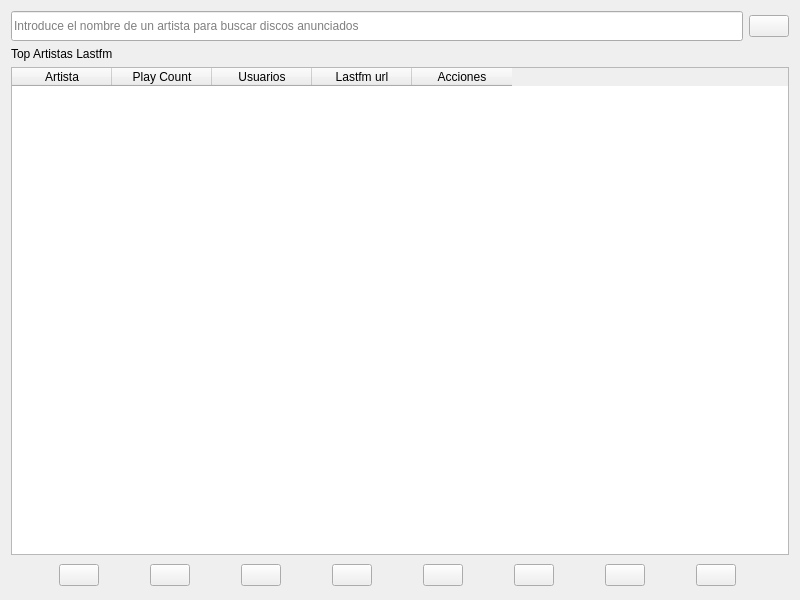
The window that ui/muspy_releases_module.ui (volteret4/mfuz) describes before a commit, drawn with Qt 5.
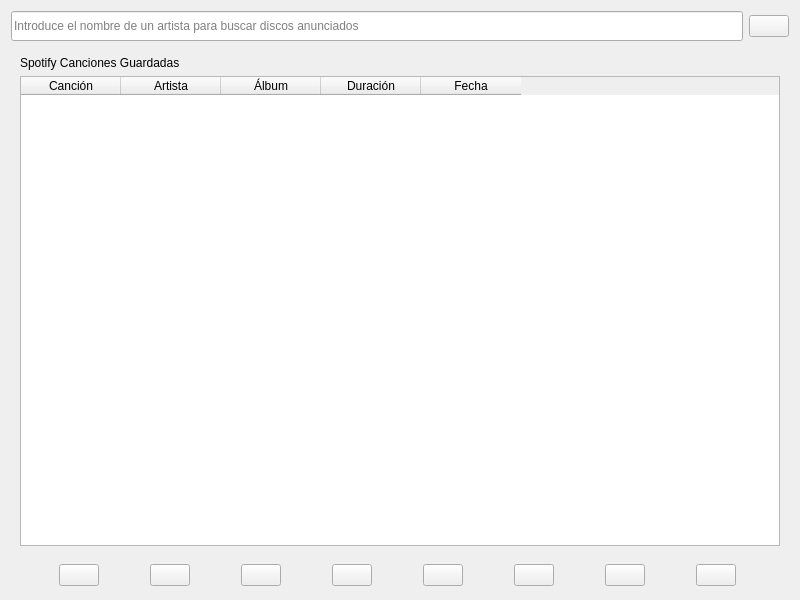
The same window after the commit. The open tabs and pages were chosen to show the change. Icons and pictures are not drawn.

Commit message: muspy, añadidos dos tablas spotify top items y saved tracks

Diff of the .ui file:
```diff
--- a/ui/muspy_releases_module.ui
+++ b/ui/muspy_releases_module.ui
@@ -120,6 +120,72 @@
        </item>
       </layout>
      </widget>
+     <widget class="QWidget" name="spotify_saved_tracks_page">
+      <layout class="QVBoxLayout" name="verticalLayout_12">
+       <item>
+        <widget class="QLabel" name="spotify_saved_tracks_count_label">
+         <property name="text">
+          <string>Spotify Canciones Guardadas</string>
+         </property>
+        </widget>
+       </item>
+       <item>
+        <widget class="QTableWidget" name="spotify_saved_tracks_table">
+         <column>
+          <property name="text">
+           <string>Canción</string>
+          </property>
+         </column>
+         <column>
+          <property name="text">
+           <string>Artista</string>
+          </property>
+         </column>
+         <column>
+          <property name="text">
+           <string>Álbum</string>
+          </property>
+         </column>
+         <column>
+          <property name="text">
+           <string>Duración</string>
+          </property>
+         </column>
+         <column>
+          <property name="text">
+           <string>Fecha</string>
+          </property>
+         </column>
+        </widget>
+       </item>
+      </layout>
+     </widget>
+     <widget class="QWidget" name="spotify_top_items_page">
+      <layout class="QVBoxLayout" name="verticalLayout_13">
+       <property name="leftMargin">
+        <number>0</number>
+       </property>
+       <property name="topMargin">
+        <number>0</number>
+       </property>
+       <property name="rightMargin">
+        <number>0</number>
+       </property>
+       <property name="bottomMargin">
+        <number>0</number>
+       </property>
+       <item>
+        <widget class="QLabel" name="spotify_top_items_count_label">
+         <property name="text">
+          <string>Spotify Top Items</string>
+         </property>
+        </widget>
+       </item>
+       <item>
+        <widget class="QTableWidget" name="spotify_top_items_table"/>
+       </item>
+      </layout>
+     </widget>
      <widget class="QWidget" name="musicbrainz_collection_page">
       <layout class="QVBoxLayout" name="verticalLayout_7">
        <property name="leftMargin">
@@ -612,6 +678,32 @@
         </property>
        </widget>
       </item>
+      <item>
+       <widget class="QPushButton" name="get_releases_button">
+        <property name="maximumSize">
+         <size>
+          <width>40</width>
+          <height>40</height>
+         </size>
+        </property>
+        <property name="toolTip">
+         <string>Mis próximos discos</string>
+        </property>
+        <property name="text">
+         <string/>
+        </property>
+        <property name="icon">
+         <iconset resource="../images.qrc">
+          <normaloff>:/services/musico</normaloff>:/services/musico</iconset>
+        </property>
+        <property name="iconSize">
+         <size>
+          <width>36</width>
+          <height>36</height>
+         </size>
+        </property>
+       </widget>
+      </item>
       <item>
        <widget class="QPushButton" name="get_releases_spotify_button">
         <property name="maximumSize">
@@ -690,32 +782,6 @@
         </property>
        </widget>
       </item>
-      <item>
-       <widget class="QPushButton" name="get_releases_button">
-        <property name="maximumSize">
-         <size>
-          <width>40</width>
-          <height>40</height>
-         </size>
-        </property>
-        <property name="toolTip">
-         <string>Mis próximos discos</string>
-        </property>
-        <property name="text">
-         <string/>
-        </property>
-        <property name="icon">
-         <iconset resource="../images.qrc">
-          <normaloff>:/services/musico</normaloff>:/services/musico</iconset>
-        </property>
-        <property name="iconSize">
-         <size>
-          <width>36</width>
-          <height>36</height>
-         </size>
-        </property>
-       </widget>
-      </item>
       <item>
        <widget class="QPushButton" name="get_my_releases_button">
         <property name="maximumSize">
```
The commit also changes 1 other file.
